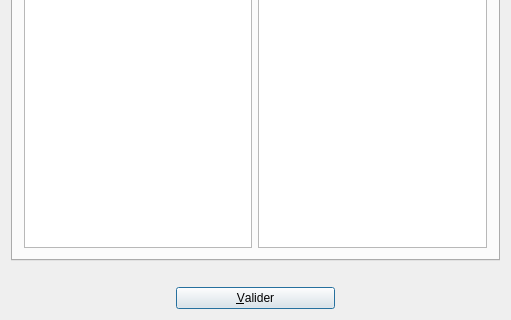
Qt form UiQT4/desMCFact.ui (SalomePlatform/eficas_tools) before a commit; both pictures show x 0 to 511 and y 179 to 499 of the 511 by 499 pixel window.
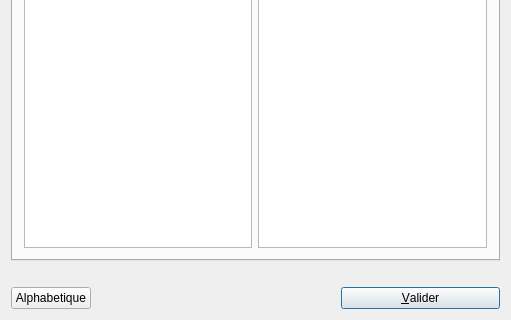
The same form after that commit.

What changed in the file:
```diff
--- a/UiQT4/desMCFact.ui
+++ b/UiQT4/desMCFact.ui
@@ -79,8 +79,14 @@
      </property>
     </widget>
    </item>
-   <item row="2" column="1" >
+   <item row="2" column="2" >
     <widget class="QPushButton" name="bOk" >
+     <property name="minimumSize" >
+      <size>
+       <width>159</width>
+       <height>0</height>
+      </size>
+     </property>
      <property name="toolTip" >
       <string>validation de la saisie</string>
      </property>
@@ -98,6 +104,26 @@
      </property>
     </widget>
    </item>
+   <item row="2" column="0" >
+    <widget class="QPushButton" name="BAlpha" >
+     <property name="text" >
+      <string>Alphabetique</string>
+     </property>
+    </widget>
+   </item>
+   <item row="2" column="1" >
+    <spacer name="horizontalSpacer" >
+     <property name="orientation" >
+      <enum>Qt::Horizontal</enum>
+     </property>
+     <property name="sizeHint" stdset="0" >
+      <size>
+       <width>40</width>
+       <height>20</height>
+      </size>
+     </property>
+    </spacer>
+   </item>
   </layout>
  </widget>
  <layoutdefault spacing="6" margin="11" />
```
